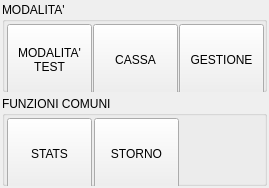
This is src/operazionidlg.ui in mtonin/gestcassa as Qt 5 draws it before an edit. The edited form follows.
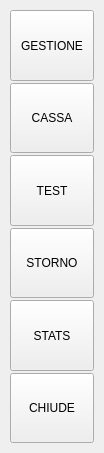
This is the edited form. Icons and pictures are not drawn.

Commit message: - gestione menù a scomparsa personalizzato (funzioni)

```diff
--- a/src/operazionidlg.ui
+++ b/src/operazionidlg.ui
@@ -6,109 +6,20 @@
    <rect>
     <x>0</x>
     <y>0</y>
-    <width>269</width>
-    <height>188</height>
+    <width>104</width>
+    <height>453</height>
    </rect>
   </property>
-  <property name="minimumSize">
-   <size>
-    <width>269</width>
-    <height>188</height>
-   </size>
-  </property>
-  <property name="maximumSize">
-   <size>
-    <width>269</width>
-    <height>188</height>
-   </size>
-  </property>
   <property name="windowTitle">
    <string>Gestione Cassa</string>
   </property>
   <layout class="QVBoxLayout" name="verticalLayout">
    <property name="spacing">
-    <number>4</number>
-   </property>
-   <property name="margin">
     <number>2</number>
    </property>
-   <item>
-    <widget class="QGroupBox" name="groupBox">
-     <property name="title">
-      <string>MODALITA'</string>
-     </property>
-     <layout class="QHBoxLayout" name="horizontalLayout">
-      <property name="spacing">
-       <number>2</number>
-      </property>
       <property name="margin">
-       <number>2</number>
-      </property>
-      <item>
-       <widget class="QToolButton" name="testBtn">
-        <property name="sizePolicy">
-         <sizepolicy hsizetype="MinimumExpanding" vsizetype="Expanding">
-          <horstretch>0</horstretch>
-          <verstretch>0</verstretch>
-         </sizepolicy>
-        </property>
-        <property name="minimumSize">
-         <size>
-          <width>85</width>
-          <height>71</height>
-         </size>
-        </property>
-        <property name="text">
-         <string>MODALITA'
-TEST</string>
-        </property>
-        <property name="icon">
-         <iconset resource="risorse.qrc">
-          <normaloff>:/GestCassa/warning</normaloff>:/GestCassa/warning</iconset>
-        </property>
-        <property name="iconSize">
-         <size>
-          <width>48</width>
-          <height>48</height>
-         </size>
-        </property>
-        <property name="toolButtonStyle">
-         <enum>Qt::ToolButtonTextUnderIcon</enum>
-        </property>
-       </widget>
-      </item>
-      <item>
-       <widget class="QToolButton" name="cassaBtn">
-        <property name="sizePolicy">
-         <sizepolicy hsizetype="MinimumExpanding" vsizetype="Expanding">
-          <horstretch>0</horstretch>
-          <verstretch>0</verstretch>
-         </sizepolicy>
-        </property>
-        <property name="minimumSize">
-         <size>
-          <width>85</width>
-          <height>71</height>
-         </size>
-        </property>
-        <property name="text">
-         <string>CASSA</string>
-        </property>
-        <property name="icon">
-         <iconset resource="risorse.qrc">
-          <normaloff>:/GestCassa/cassa</normaloff>:/GestCassa/cassa</iconset>
-        </property>
-        <property name="iconSize">
-         <size>
-          <width>48</width>
-          <height>48</height>
-         </size>
-        </property>
-        <property name="toolButtonStyle">
-         <enum>Qt::ToolButtonTextUnderIcon</enum>
-        </property>
-       </widget>
-      </item>
+    <number>10</number>
+   </property>
       <item>
        <widget class="QToolButton" name="gestioneBtn">
         <property name="sizePolicy">
@@ -117,12 +28,6 @@
           <verstretch>0</verstretch>
          </sizepolicy>
         </property>
-        <property name="minimumSize">
-         <size>
-          <width>85</width>
-          <height>71</height>
-         </size>
-        </property>
         <property name="text">
          <string>GESTIONE</string>
         </property>
@@ -141,37 +46,42 @@
         </property>
        </widget>
       </item>
-     </layout>
+   <item>
+    <widget class="QToolButton" name="cassaBtn">
+     <property name="sizePolicy">
+      <sizepolicy hsizetype="MinimumExpanding" vsizetype="Expanding">
+       <horstretch>0</horstretch>
+       <verstretch>0</verstretch>
+      </sizepolicy>
+     </property>
+     <property name="text">
+      <string>CASSA</string>
+     </property>
+     <property name="icon">
+      <iconset resource="risorse.qrc">
+       <normaloff>:/GestCassa/cassa</normaloff>:/GestCassa/cassa</iconset>
+     </property>
+     <property name="iconSize">
+      <size>
+       <width>48</width>
+       <height>48</height>
+      </size>
+     </property>
+     <property name="toolButtonStyle">
+      <enum>Qt::ToolButtonTextUnderIcon</enum>
+     </property>
     </widget>
    </item>
    <item>
-    <widget class="QGroupBox" name="groupBox_3">
-     <property name="title">
-      <string>FUNZIONI COMUNI</string>
-     </property>
-     <layout class="QHBoxLayout" name="horizontalLayout_3">
-      <property name="spacing">
-       <number>2</number>
-      </property>
-      <property name="margin">
-       <number>2</number>
-      </property>
-      <item>
-       <widget class="QToolButton" name="statsBtn">
+    <widget class="QToolButton" name="testBtn">
         <property name="sizePolicy">
          <sizepolicy hsizetype="MinimumExpanding" vsizetype="Expanding">
           <horstretch>0</horstretch>
           <verstretch>0</verstretch>
          </sizepolicy>
         </property>
-        <property name="minimumSize">
-         <size>
-          <width>85</width>
-          <height>71</height>
-         </size>
-        </property>
         <property name="text">
-         <string>STATS</string>
+      <string>TEST</string>
         </property>
         <property name="icon">
          <iconset resource="risorse.qrc">
@@ -199,12 +109,6 @@
           <verstretch>0</verstretch>
          </sizepolicy>
         </property>
-        <property name="minimumSize">
-         <size>
-          <width>85</width>
-          <height>71</height>
-         </size>
-        </property>
         <property name="text">
          <string>STORNO</string>
         </property>
@@ -227,19 +131,61 @@
        </widget>
       </item>
       <item>
-       <spacer name="horizontalSpacer">
-        <property name="orientation">
-         <enum>Qt::Horizontal</enum>
-        </property>
-        <property name="sizeHint" stdset="0">
+    <widget class="QToolButton" name="statsBtn">
+     <property name="sizePolicy">
+      <sizepolicy hsizetype="MinimumExpanding" vsizetype="Expanding">
+       <horstretch>0</horstretch>
+       <verstretch>0</verstretch>
+      </sizepolicy>
+     </property>
+     <property name="text">
+      <string>STATS</string>
+     </property>
+     <property name="icon">
+      <iconset resource="risorse.qrc">
+       <normaloff>:/GestCassa/stats</normaloff>:/GestCassa/stats</iconset>
+     </property>
+     <property name="iconSize">
          <size>
-          <width>40</width>
-          <height>20</height>
-         </size>
-        </property>
-       </spacer>
-      </item>
-     </layout>
+       <width>48</width>
+       <height>48</height>
+      </size>
+     </property>
+     <property name="autoExclusive">
+      <bool>false</bool>
+     </property>
+     <property name="toolButtonStyle">
+      <enum>Qt::ToolButtonTextUnderIcon</enum>
+     </property>
+    </widget>
+   </item>
+   <item>
+    <widget class="QToolButton" name="statsBtn_2">
+     <property name="sizePolicy">
+      <sizepolicy hsizetype="MinimumExpanding" vsizetype="Expanding">
+       <horstretch>0</horstretch>
+       <verstretch>0</verstretch>
+      </sizepolicy>
+     </property>
+     <property name="text">
+      <string>CHIUDE</string>
+     </property>
+     <property name="icon">
+      <iconset resource="risorse.qrc">
+       <normaloff>:/GestCassa/freccia_giu_blu</normaloff>:/GestCassa/freccia_giu_blu</iconset>
+     </property>
+     <property name="iconSize">
+      <size>
+       <width>48</width>
+       <height>48</height>
+      </size>
+     </property>
+     <property name="autoExclusive">
+      <bool>false</bool>
+     </property>
+     <property name="toolButtonStyle">
+      <enum>Qt::ToolButtonTextUnderIcon</enum>
+     </property>
     </widget>
    </item>
   </layout>
```
Left out of the diff: 5 changed lines with no effect on the pictures. Lines whose indentation alone changed are shown as unchanged. The commit also changes 5 other files.
